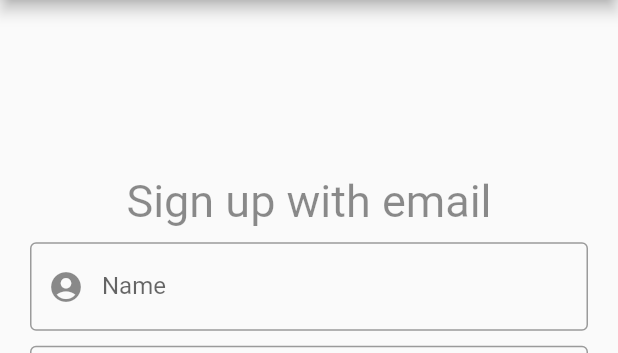
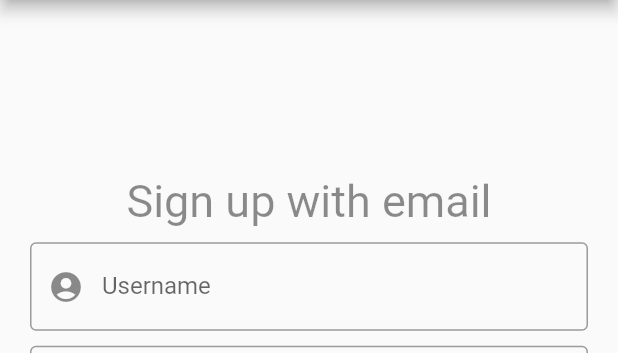
Before and after one commit to Lokansh/HungryHeads, a Flutter app: the screen it shows after launch, after a tap on "New User? Signup here", on a phone screen of 412 x 824 dp, the part 84-437 px from its top. Run offline on Flutter 3.47's test engine with Material 2 defaults, Android fonts, the phone set to English and light mode, and no system bars; our stand-ins replace flutter_signin_button; network calls fail.

Commit message:
added username field for user management

```diff
--- a/aws-resources/cognito.json
+++ b/aws-resources/cognito.json
@@ -14,46 +14,32 @@
         "EmailConfiguration": {
           "EmailSendingAccount": "COGNITO_DEFAULT"
         },
-        "AutoVerifiedAttributes": [
-          "email"
-        ],
-        "UsernameAttributes": ["email"],
+        "AutoVerifiedAttributes": ["email"],
+        "AliasAttributes": ["email", "preferred_username"],
         "UsernameConfiguration": {
           "CaseSensitive": false
         },
-        "UserPoolName": "test-pool-final",
-        "Schema": [
-          {
-            "Mutable": false,
-            "Name": "email",
-            "Required": true
-          },
-          {
-            "Mutable": false,
-            "Name": "name",
-            "Required": true
-          }
-        ]
+        "UserPoolName": "hungry-heads-user-pool"
       }
     },
-    "UserPoolDomain":{
-      "Type" : "AWS::Cognito::UserPoolDomain",
-      "Properties" : {
-          "Domain" : "hungryheads",
-          "UserPoolId" : {
-            "Ref": "CognitoPool"
-          }
+    "UserPoolDomain": {
+      "Type": "AWS::Cognito::UserPoolDomain",
+      "Properties": {
+        "Domain": "hungryheads",
+        "UserPoolId": {
+          "Ref": "CognitoPool"
         }
+      }
     },
     "UserPoolClient": {
-      "Type" : "AWS::Cognito::UserPoolClient",
-      "Properties" : {
+      "Type": "AWS::Cognito::UserPoolClient",
+      "Properties": {
         "ClientName": "flutter-app",
         "ExplicitAuthFlows": [
           "ALLOW_USER_PASSWORD_AUTH",
           "ALLOW_REFRESH_TOKEN_AUTH"
         ],
-        "UserPoolId" : {
+        "UserPoolId": {
           "Ref": "CognitoPool"
         }
       }
@@ -72,8 +58,7 @@
         },
         "ProviderType": "Google",
         "AttributeMapping": {
-          "email": "email",
-          "name":"names"
+          "email": "email"
         }
       }
     },
@@ -91,8 +76,7 @@
         },
         "ProviderType": "Facebook",
         "AttributeMapping": {
-          "email": "email",
-          "name":"id"
+          "email": "email"
         }
       }
     }
--- a/lib/home.dart
+++ b/lib/home.dart
@@ -6,10 +6,10 @@ import 'login.dart';
 import 'package:http/http.dart' as http;
 
 class Home extends StatelessWidget {
-  const Home({Key? key, required this.name, required this.email, required this.accessToken})
+  const Home({Key? key, required this.username, required this.email, required this.accessToken})
       : super(key: key);
 
-  final String name;
+  final String username;
   final String email;
   final String accessToken;
 
@@ -17,7 +17,7 @@ class Home extends StatelessWidget {
   Widget build(BuildContext context) {
     return Scaffold(
         appBar: AppBar(
-      title: Text('Welcome $name'),
+      title: Text('Welcome $username'),
       leading: Builder(
         builder: (BuildContext context) {
           return IconButton(
--- a/lib/login.dart
+++ b/lib/login.dart
@@ -41,7 +41,7 @@ class Login extends StatelessWidget {
                           decoration: const InputDecoration(
                             prefixIcon: Icon(Icons.email),
                             border: OutlineInputBorder(),
-                            labelText: 'Email',
+                            labelText: 'Email/Username',
                           ),
                         ),
                       ),
@@ -68,16 +68,20 @@ class Login extends StatelessWidget {
                       });
                       final body = jsonDecode(response.body);
                       if (response.statusCode == 200) {
-                        String accessToken = body["AuthenticationResult"]["AccessToken"];
-                        String name = body["UserAttributes"]["Value"];
+                        String accessToken =
+                            body["AuthenticationResult"]["AccessToken"];
+                        String name = body["Username"];
                         Navigator.push(
                           context,
                           MaterialPageRoute(
-                            builder: (context) =>
-                                Home(name: name, email: emailController.text, accessToken: accessToken),
+                            builder: (context) => Home(
+                                username: name,
+                                email: emailController.text,
+                                accessToken: accessToken),
                           ),
                         );
-                      } else if (response.statusCode == 500 && body["message"] == "User is not confirmed.") {
+                      } else if (response.statusCode == 500 &&
+                          body["message"] == "User is not confirmed.") {
                         final resendCodeResponse = await resendCode({
                           "email": emailController.text,
                         });
@@ -89,7 +93,8 @@ class Login extends StatelessWidget {
                                     content: SingleChildScrollView(
                                       child: ListBody(
                                         children: [
-                                          const Text("Please confirm your account"),
+                                          const Text(
+                                              "Please confirm your account"),
                                         ],
                                       ),
                                     ),
@@ -111,10 +116,11 @@ class Login extends StatelessWidget {
                                     ],
                                   ));
                         } else {
+                          final resendCodeBody = jsonDecode(resendCodeResponse.body);
                           showDialog(
                               context: context,
-                              builder: (context) =>
-                                  ValidationAlert(message: body["message"]));
+                              builder: (context) => ValidationAlert(
+                                  message: resendCodeBody["message"]));
                         }
                       } else {
                         showDialog(
--- a/lib/signup.dart
+++ b/lib/signup.dart
@@ -35,7 +35,7 @@ class SignUp extends StatelessWidget {
                     decoration: const InputDecoration(
                       prefixIcon: Icon(Icons.account_circle_rounded),
                       border: OutlineInputBorder(),
-                      labelText: 'Name',
+                      labelText: 'Username',
                     ),
                   ),
                 ),
@@ -96,13 +96,13 @@ class SignUp extends StatelessWidget {
                               context: context,
                               builder: (context) => const ValidationAlert(message: "Password mismatch"));
                         } else {
-                          final response = await signup({"email": emailController.text, "password": passwordController.text, "name": nameController.text});
+                          final response = await signup({"email": emailController.text, "password": passwordController.text, "username": nameController.text});
                           final body = jsonDecode(response.body);
                           if(response.statusCode == 200) {
                             Navigator.push(
                               context,
                               MaterialPageRoute(
-                                builder: (context) => Verification(email: emailController.text,),
+                                builder: (context) => Verification(email: nameController.text,),
                               ),
                             );
                           }
--- a/lib/verification.dart
+++ b/lib/verification.dart
@@ -52,7 +52,7 @@ class Verification extends StatelessWidget {
                   onPressed: () async {
                     if (codeController.text != "") {
                       final response = await verification(
-                          {"email": email, "code": codeController.text});
+                          {"username": email, "code": codeController.text});
                       final body = jsonDecode(response.body);
                       if (response.statusCode == 200) {
                         showDialog(
```
